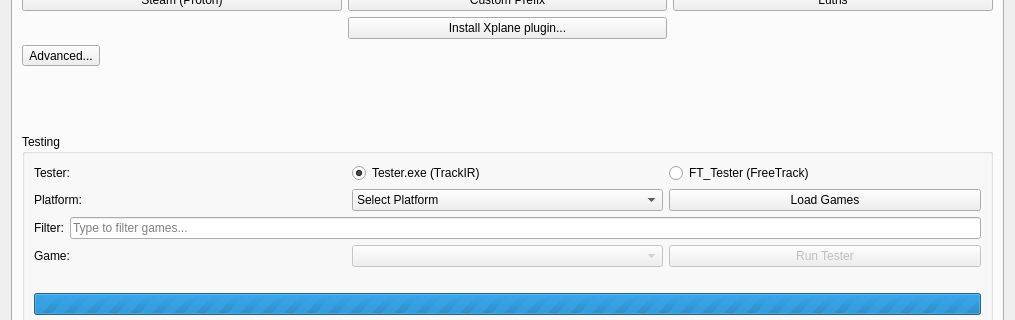
fwfa123/linuxtrackx-ir, file src/qt_gui/ltr.ui: the form before one commit; both pictures show x 0 to 1015 and y 154 to 474 of the 1015 by 777 pixel window.
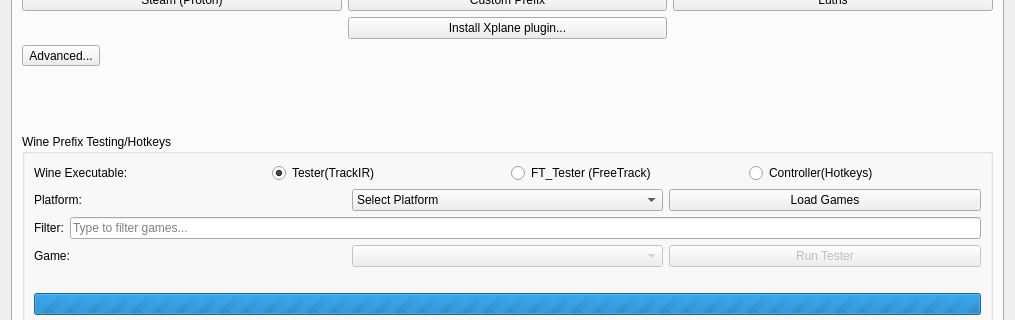
The form after the commit. The open tabs and pages were chosen to show the change. Icons and pictures are not drawn.

Commit message: Add Controller.exe to Testing section and fix CMake syntax warnings

```diff
--- a/src/qt_gui/ltr.ui
+++ b/src/qt_gui/ltr.ui
@@ -287,7 +287,7 @@
        <item>
         <widget class="QGroupBox" name="TestingGroupBox">
          <property name="title">
-          <string>Testing</string>
+          <string>Wine Prefix Testing/Hotkeys</string>
          </property>
          <layout class="QVBoxLayout" name="testingLayout">
           <item>
@@ -295,7 +295,7 @@
             <item>
              <widget class="QLabel" name="TesterLabel">
               <property name="text">
-               <string>Tester:</string>
+               <string>Wine Executable:</string>
               </property>
              </widget>
             </item>
@@ -305,7 +305,7 @@
                <string>TrackIR Tester Radio</string>
               </property>
               <property name="text">
-               <string>Tester.exe (TrackIR)</string>
+               <string>Tester(TrackIR)</string>
               </property>
               <property name="checked">
                <bool>true</bool>
@@ -322,6 +322,16 @@
               </property>
              </widget>
             </item>
+            <item>
+             <widget class="QRadioButton" name="ControllerExeRadioButton">
+              <property name="accessibleName">
+               <string>Hotkey Controller Radio</string>
+              </property>
+              <property name="text">
+               <string>Controller(Hotkeys)</string>
+              </property>
+             </widget>
+            </item>
            </layout>
           </item>
           <item>
```
Left out of the diff: 146 changed lines with no effect on the pictures. Lines whose indentation alone changed are shown as unchanged. The commit also changes 7 other files.
